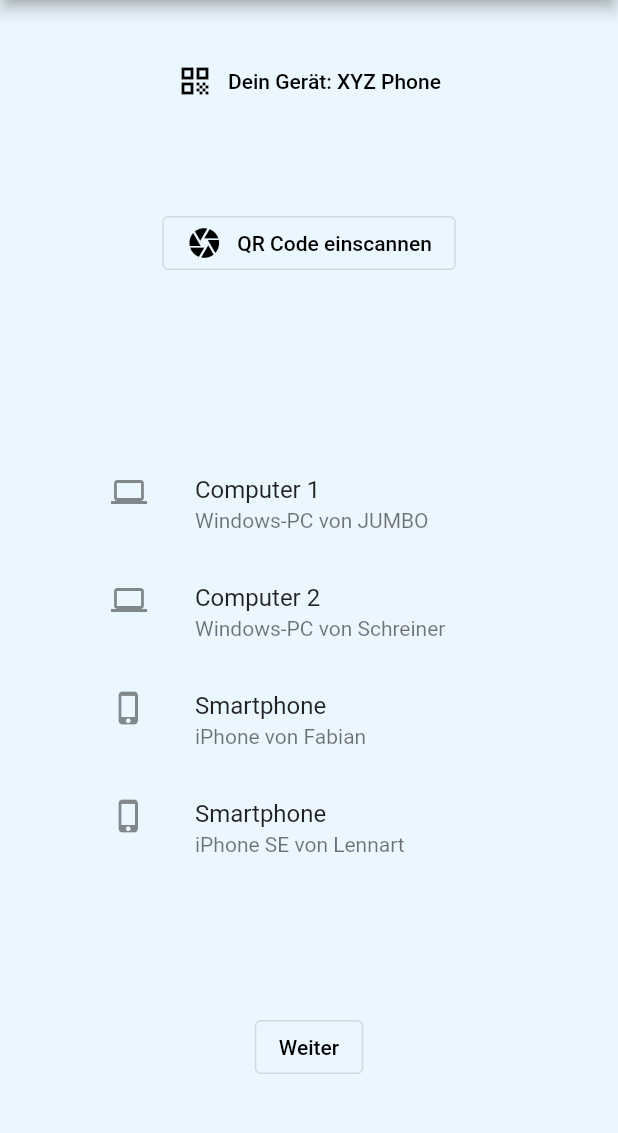
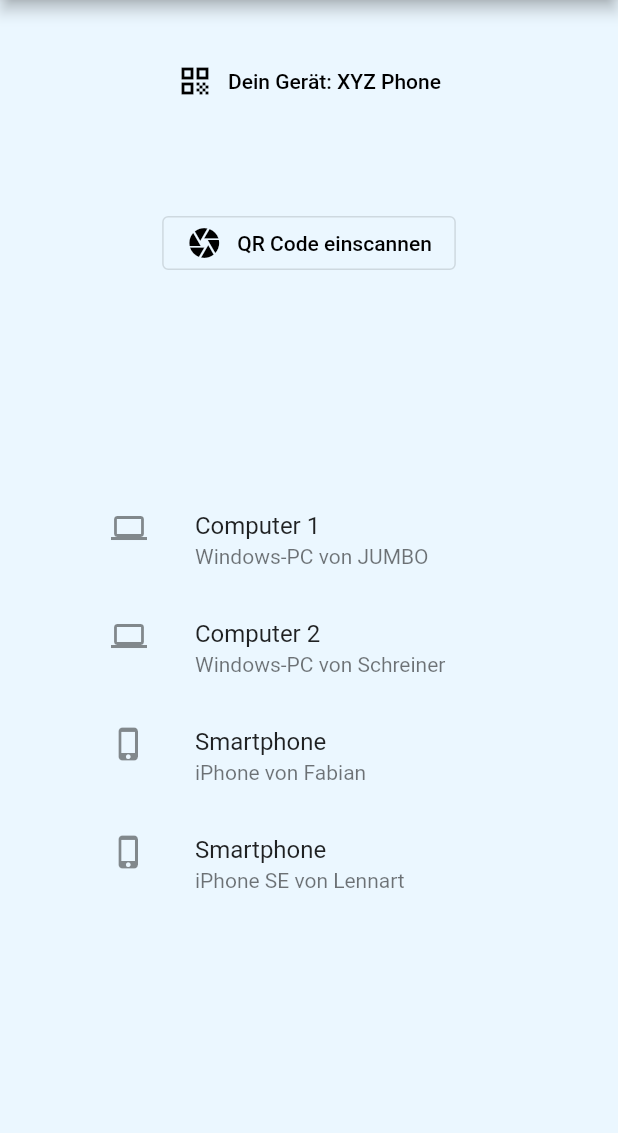
Before and after one commit to szettl135/share2desktop, a Flutter app: the screen it shows after launch, on a phone screen of 412 x 824 dp, the part 84-1217 px from its top. Run offline on Flutter 3.47's test engine with Material 2 defaults, Android fonts, the phone set to English and light mode, and no system bars; Roboto replaces fonts that are missing (Arial).

Commit message:
weiter button ausgekommentert

```diff
--- a/lib/deviceSelection.dart
+++ b/lib/deviceSelection.dart
@@ -109,14 +109,14 @@ class _DeviceSelection extends State<DeviceSelection> {
 
           //),
           SizedBox(height: 20),
-          OutlinedButton(
+          /*OutlinedButton(
               onPressed: () => {
                     Navigator.push(
                       context,
                       MaterialPageRoute(builder: (context) => ChooseFiles()),
                     )
                   },
-              child: Text("Weiter")),
+              child: Text("Weiter"))*/
           Spacer(flex: 1),
         ]));
   }
```
